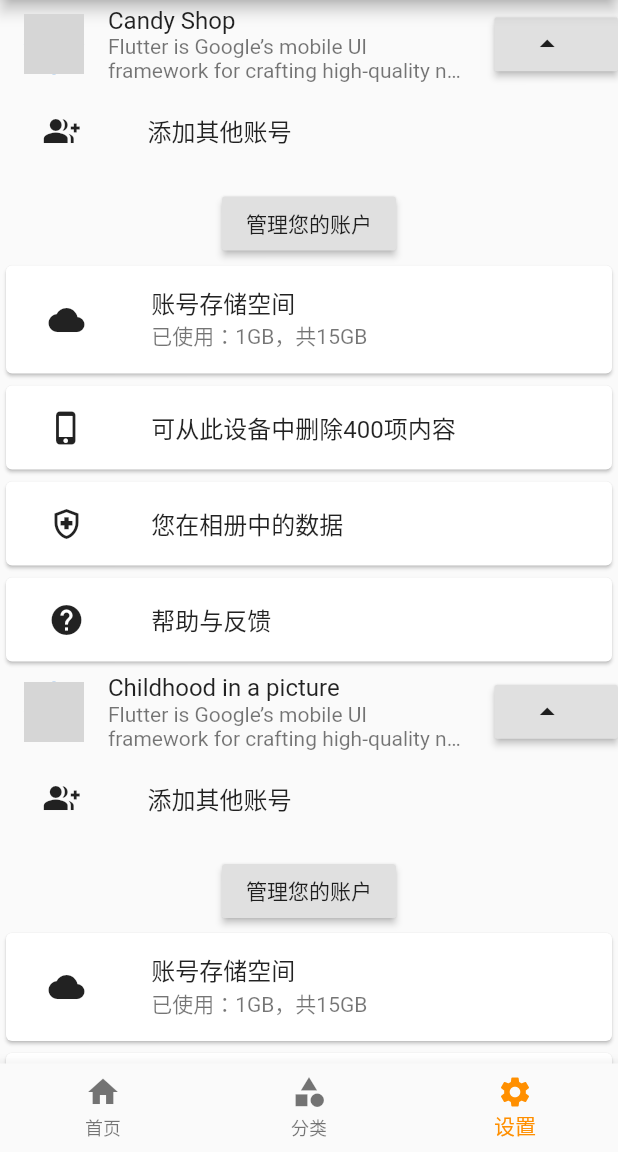
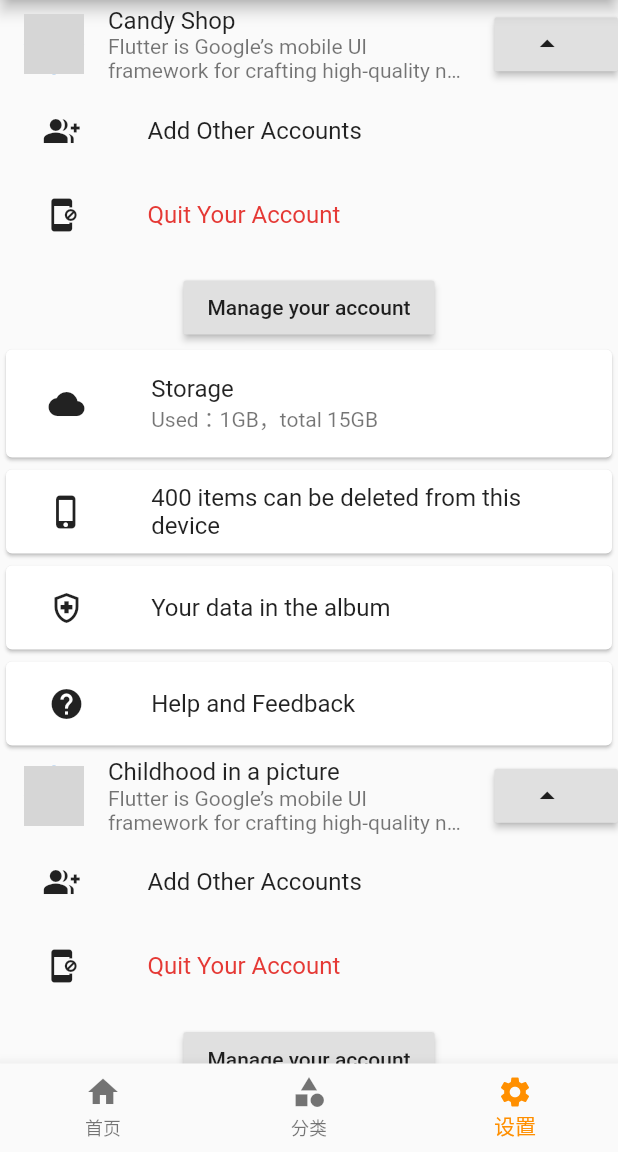
Before and after one commit to RD-Project4/smart-photo-album-frontend, a Flutter app: the Tabs screen opened directly, item 3 of the bottom bar chosen, on a phone screen of 412 x 824 dp, the part 84-1236 px from its top. Run offline on Flutter 3.47's test engine with Material 2 defaults, Android fonts, the phone set to English and light mode, and no system bars; our stand-ins replace grouped_list, material_floating_search_bar, photo_view; network calls fail; grey boxes are pictures that could not be loaded.

Commit message:
个人账户页面

```diff
--- a/lib/pages/tabs/Setting.dart
+++ b/lib/pages/tabs/Setting.dart
@@ -1,5 +1,4 @@
 import 'package:flutter/material.dart';
-import 'package:smart_album/res/listData.dart';
 import 'package:smart_album/res/listData.dart';
 
 class Setting extends StatefulWidget {
@@ -71,7 +70,23 @@ class _SettingState extends State<Setting> {
                 Expanded(
                     flex: 4,
                     child: ListTile(
-                      title: Text("添加其他账号"),
+                      title: Text("Add Other Accounts"),
+                    ))
+              ],
+            ),
+            Row(
+              children: [
+                Expanded(
+                  child: Icon(Icons.app_blocking_rounded),
+                  flex: 1,
+                ),
+                Expanded(
+                    flex: 4,
+                    child: ListTile(
+                      title: Text(
+                        "Quit Your Account",
+                        style: TextStyle(color: Colors.red[600]),
+                      ),
                     ))
               ],
             ),
@@ -81,7 +96,7 @@ class _SettingState extends State<Setting> {
 
             RaisedButton(
               onPressed: () {},
-              child: Text("管理您的账户"),
+              child: Text("Manage your account"),
             ),
             Card(
               child: Row(
@@ -93,8 +108,8 @@ class _SettingState extends State<Setting> {
                   Expanded(
                       flex: 4,
                       child: ListTile(
-                        title: Text("账号存储空间"),
-                        subtitle: Text("已使用：1GB，共15GB"),
+                        title: Text("Storage"),
+                        subtitle: Text("Used：1GB，total 15GB"),
                       ))
                 ],
               ),
@@ -109,7 +124,8 @@ class _SettingState extends State<Setting> {
                   Expanded(
                       flex: 4,
                       child: ListTile(
-                        title: Text("可从此设备中删除400项内容"),
+                        title:
+                            Text("400 items can be deleted from this device"),
                       ))
                 ],
               ),
@@ -124,7 +140,7 @@ class _SettingState extends State<Setting> {
                   Expanded(
                       flex: 4,
                       child: ListTile(
-                        title: Text("您在相册中的数据"),
+                        title: Text("Your data in the album"),
                       ))
                 ],
               ),
@@ -139,7 +155,7 @@ class _SettingState extends State<Setting> {
                   Expanded(
                       flex: 4,
                       child: ListTile(
-                        title: Text("帮助与反馈"),
+                        title: Text("Help and Feedback"),
                       ))
                 ],
               ),
```
